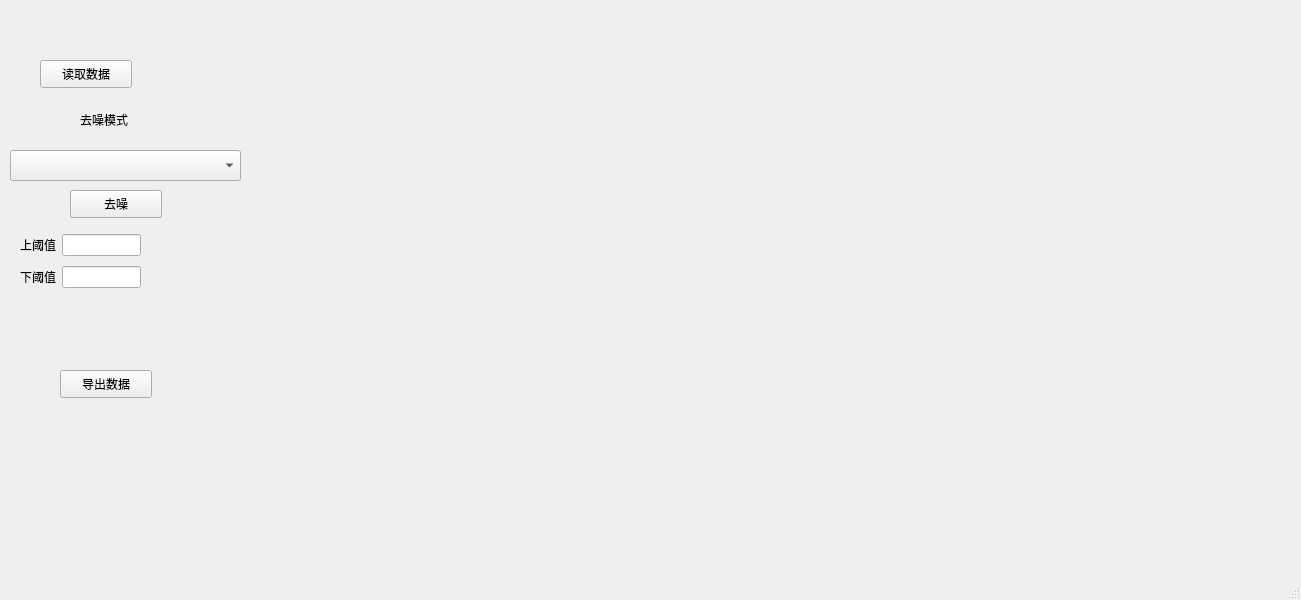
This is mainwindow.ui in whycng/qt_denoise as Qt 5 draws it before an edit. The edited form follows.
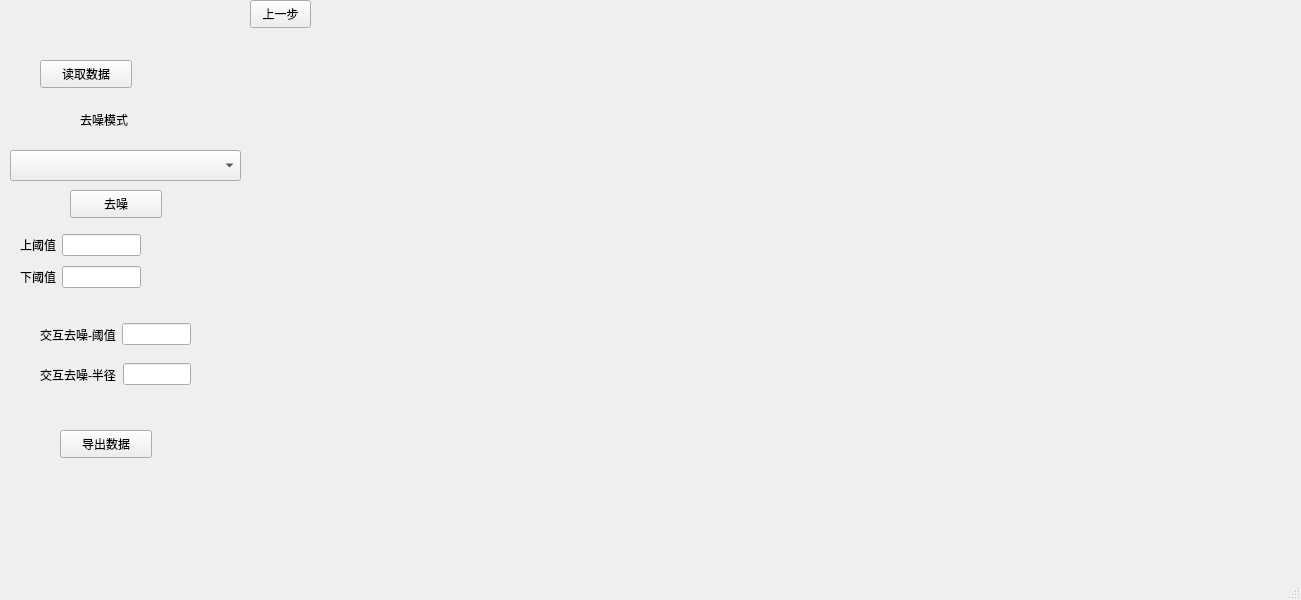
This is the edited form.

Commit message: 实现了交互去噪基本操作，还要上一步操作，接下来考虑 1.放大之后的交互存在问题 2.下一步要做吗？ 3. 交互去噪的去噪模式可选？ 4. 保存图像？

Diff of the .ui file:
```diff
--- a/mainwindow.ui
+++ b/mainwindow.ui
@@ -51,7 +51,7 @@
     <property name="geometry">
      <rect>
       <x>60</x>
-      <y>370</y>
+      <y>430</y>
       <width>92</width>
       <height>28</height>
      </rect>
@@ -86,6 +86,41 @@
      <string>去噪</string>
     </property>
    </widget>
+   <widget class="QWidget" name="layoutWidget">
+    <property name="geometry">
+     <rect>
+      <x>40</x>
+      <y>360</y>
+      <width>151</width>
+      <height>29</height>
+     </rect>
+    </property>
+    <layout class="QHBoxLayout" name="horizontalLayout_2">
+     <item>
+      <widget class="QLabel" name="label_5">
+       <property name="text">
+        <string>交互去噪-半径</string>
+       </property>
+      </widget>
+     </item>
+     <item>
+      <widget class="QLineEdit" name="lineEdit_radius"/>
+     </item>
+    </layout>
+   </widget>
+   <widget class="QPushButton" name="pushButton_back">
+    <property name="geometry">
+     <rect>
+      <x>250</x>
+      <y>0</y>
+      <width>61</width>
+      <height>28</height>
+     </rect>
+    </property>
+    <property name="text">
+     <string>上一步</string>
+    </property>
+   </widget>
    <widget class="QWidget" name="">
     <property name="geometry">
      <rect>
@@ -118,6 +153,28 @@
      </item>
     </layout>
    </widget>
+   <widget class="QWidget" name="">
+    <property name="geometry">
+     <rect>
+      <x>40</x>
+      <y>320</y>
+      <width>151</width>
+      <height>29</height>
+     </rect>
+    </property>
+    <layout class="QHBoxLayout" name="horizontalLayout">
+     <item>
+      <widget class="QLabel" name="label_4">
+       <property name="text">
+        <string>交互去噪-阈值</string>
+       </property>
+      </widget>
+     </item>
+     <item>
+      <widget class="QLineEdit" name="lineEdit_threshold"/>
+     </item>
+    </layout>
+   </widget>
   </widget>
   <widget class="QMenuBar" name="menubar">
    <property name="geometry">
```
The commit also changes 5 other files.
